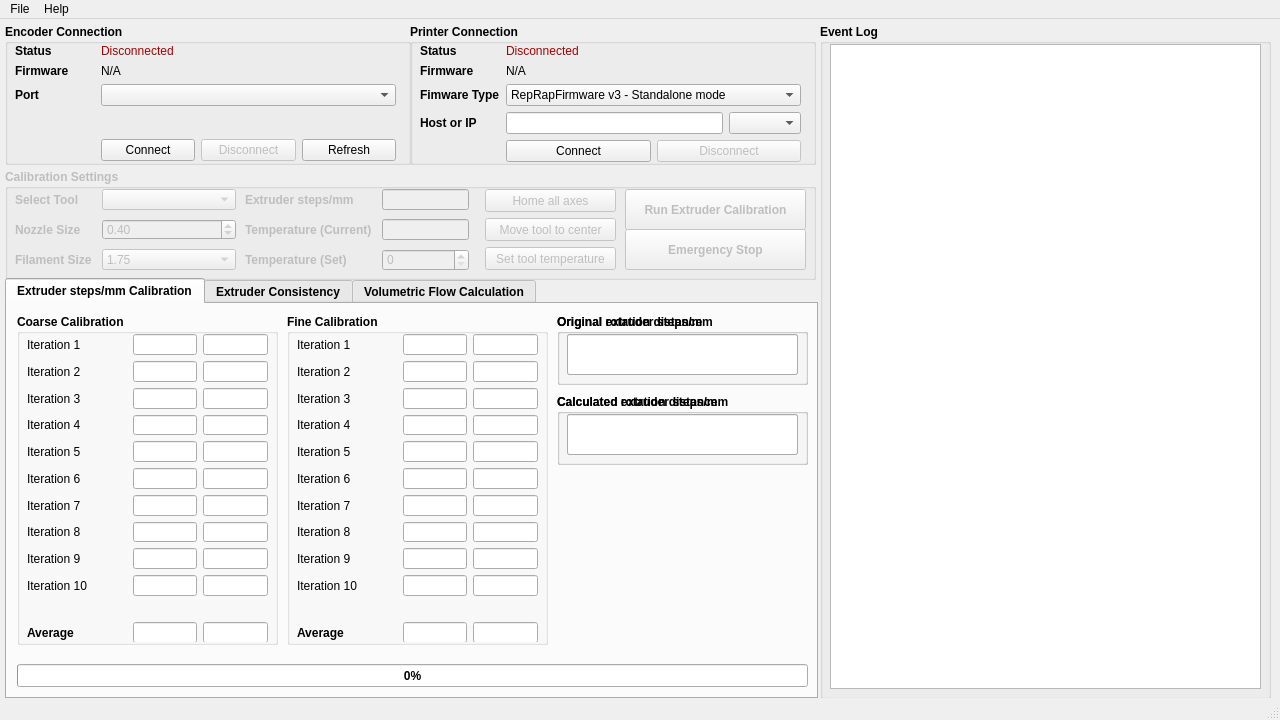
The window that nxencoder/resources/ui_mainwindow.ui (nexx/nxencoder-util) describes before a commit, drawn with Qt 5.
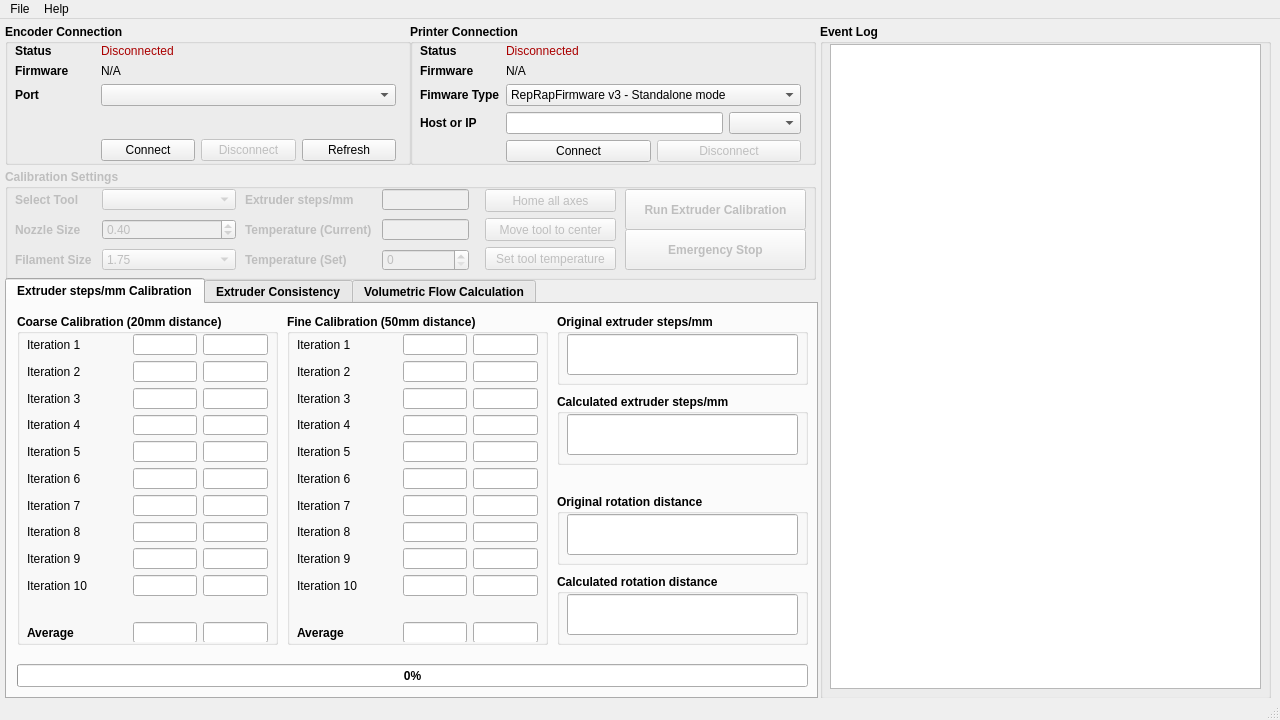
The same window after the commit. Custom widgets are drawn as their Qt base class.

What changed in the file:
```diff
--- a/nxencoder/resources/ui_mainwindow.ui
+++ b/nxencoder/resources/ui_mainwindow.ui
@@ -478,7 +478,7 @@
        </rect>
       </property>
       <property name="title">
-       <string>Coarse Calibration</string>
+       <string>Coarse Calibration (20mm distance)</string>
       </property>
       <widget class="QWidget" name="gridLayoutWidget_3">
        <property name="geometry">
@@ -993,7 +993,7 @@
        </rect>
       </property>
       <property name="title">
-       <string>Fine Calibration</string>
+       <string>Fine Calibration (50mm distance)</string>
       </property>
       <widget class="QWidget" name="gridLayoutWidget">
        <property name="geometry">
@@ -1589,7 +1589,7 @@
       <property name="geometry">
        <rect>
         <x>550</x>
-        <y>90</y>
+        <y>270</y>
         <width>251</width>
         <height>71</height>
        </rect>
@@ -1626,7 +1626,7 @@
       <property name="geometry">
        <rect>
         <x>550</x>
-        <y>10</y>
+        <y>190</y>
         <width>251</width>
         <height>71</height>
        </rect>
```
